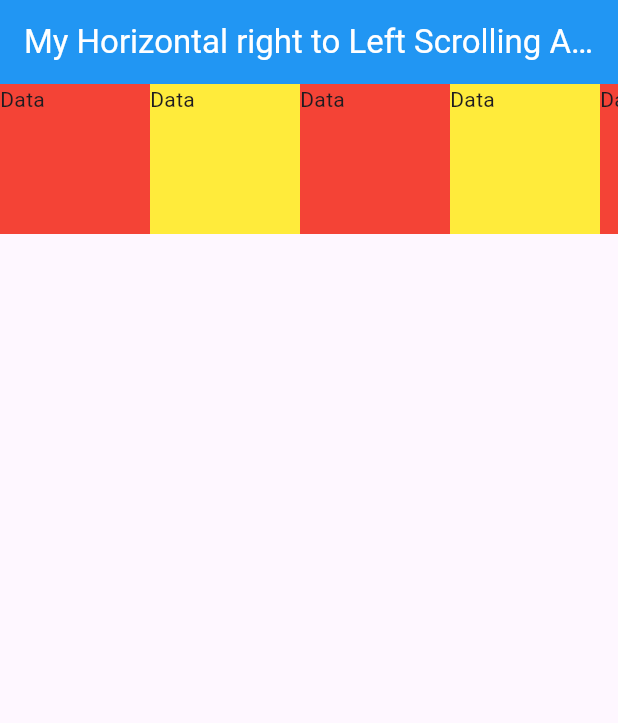
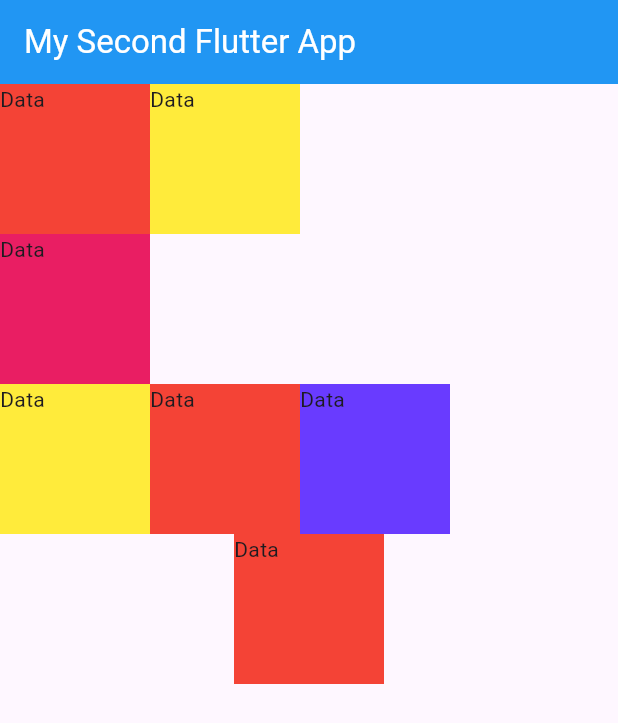
Before and after one commit to SuhAilMAnzoor/second_flutter_on_structure, a Flutter app: the screen it shows after launch, on a phone screen of 412 x 824 dp. Shown: the top 723 px of the screen. Run offline on Flutter 3.47's test engine with Material 3 defaults, Android fonts, the phone set to English and light mode, and no system bars.

Commit message:
Make Structure Of Containers 1st Row hold 2 Containers and 2nd Row holds one container ...

```diff
--- /dev/null
+++ b/lib/SelfLearning04_MakeStructureOfContainers.dart
@@ -0,0 +1,78 @@
+import 'package:flutter/material.dart';
+
+//Make a Container Boxes in First Row Hold Two Containers Horzontal
+//Then Second Row Hold Only One Container/Widget
+//Then Third Row Holds Three Containers horizontlly
+//Then Fourth Row Holds only one Container
+class SelfLearning04 extends StatelessWidget {
+  const SelfLearning04({super.key});
+
+  @override
+  Widget build(BuildContext context) {
+    return Scaffold(
+      appBar: AppBar(
+        title: const Text("My Second Flutter App",
+            style: TextStyle(color: Colors.white)),
+        backgroundColor: Colors.blue,
+      ),
+      body: Column(
+        children: [
+          Row(
+            children: [
+              Container(
+                height: 100,
+                width: 100,
+                color: Colors.red,
+                child: Text("Data"),
+              ),
+              Container(
+                height: 100,
+                width: 100,
+                color: Colors.yellow,
+                child: Text("Data"),
+              ),
+            ],
+          ),
+          Row(
+            children: [
+              Container(
+                height: 100,
+                width: 100,
+                color: Colors.pink,
+                child: Text("Data"),
+              ),
+            ],
+          ),
+          Row(
+            children: [
+              Container(
+                height: 100,
+                width: 100,
+                color: Colors.yellow,
+                child: Text("Data"),
+              ),
+              Container(
+                height: 100,
+                width: 100,
+                color: Colors.red,
+                child: Text("Data"),
+              ),
+              Container(
+                height: 100,
+                width: 100,
+                color: const Color.fromARGB(255, 105, 59, 255),
+                child: Text("Data"),
+              ),
+            ],
+          ),
+          Container(
+            height: 100,
+            width: 100,
+            color: Colors.red,
+            child: Text("Data"),
+          ),
+        ],
+      ),
+    );
+  }
+}
--- a/lib/main.dart
+++ b/lib/main.dart
@@ -1,5 +1,5 @@
 import 'package:flutter/material.dart';
-import 'package:my_first_flutter_project/SelfLearning03_SingleChildScrollView_Right_to_Left.dart';
+import 'package:my_first_flutter_project/SelfLearning04_MakeStructureOfContainers.dart';
 
 void main() {
   runApp(const MyApp());
@@ -11,7 +11,7 @@ class MyApp extends StatelessWidget {
   @override
   Widget build(BuildContext context) {
     return const MaterialApp(
-      home: SelfLearning03(),
+      home: SelfLearning04(),
     );
   }
 }
```
